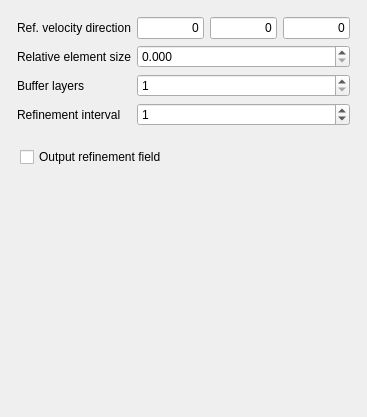
jaheyns/CfdOF, file Gui/TaskPanelCfdDynamicMeshShockRefinement.ui: the form before one commit.
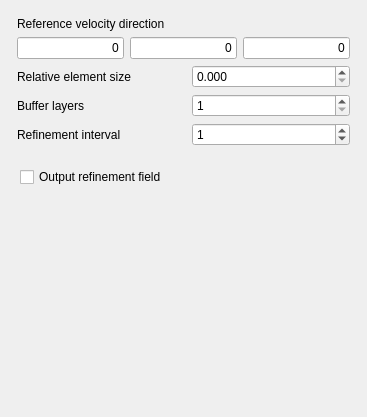
The form after the commit. Custom widgets are drawn as their Qt base class.

Commit message: Reformat task panels so that vectors are displayed consistently as three input fields horizontally

```diff
--- a/Gui/TaskPanelCfdDynamicMeshShockRefinement.ui
+++ b/Gui/TaskPanelCfdDynamicMeshShockRefinement.ui
@@ -63,95 +63,51 @@
       <property name="bottomMargin">
        <number>6</number>
       </property>
-      <item row="3" column="1">
+      <item row="6" column="1">
+       <widget class="QLabel" name="label_1">
+        <property name="text">
+         <string>Refinement interval</string>
+        </property>
+       </widget>
+      </item>
+      <item row="5" column="1">
        <widget class="QLabel" name="label">
         <property name="text">
          <string>Buffer layers</string>
         </property>
        </widget>
       </item>
-      <item row="0" column="3">
-       <widget class="Gui::InputField" name="inputReferenceVelocityX">
-        <property name="text">
-         <string>0</string>
+      <item row="5" column="3" colspan="3">
+       <widget class="QDoubleSpinBox" name="sbNumBufferLayers">
+        <property name="toolTip">
+         <string>&lt;html&gt;&lt;head/&gt;&lt;body&gt;&lt;p&gt;Number of cells layers between refinement and existing cells&lt;/p&gt;&lt;/body&gt;&lt;/html&gt;</string>
         </property>
-        <property name="alignment">
-         <set>Qt::AlignRight|Qt::AlignTrailing|Qt::AlignVCenter</set>
-        </property>
-        <property name="singleStep" stdset="0">
-         <double>0.100000000000000</double>
-        </property>
-        <property name="unit" stdset="0">
-         <string notr="true"/>
-        </property>
-        <property name="format" stdset="0">
+        <property name="decimals">
          <number>0</number>
         </property>
-       </widget>
-      </item>
-      <item row="0" column="4">
-       <widget class="Gui::InputField" name="inputReferenceVelocityY">
-        <property name="text">
-         <string>0</string>
+        <property name="minimum">
+         <double>1.000000000000000</double>
         </property>
-        <property name="alignment">
-         <set>Qt::AlignRight|Qt::AlignTrailing|Qt::AlignVCenter</set>
-        </property>
-        <property name="singleStep" stdset="0">
-         <double>0.100000000000000</double>
-        </property>
-        <property name="unit" stdset="0">
-         <string notr="true"/>
-        </property>
-        <property name="format" stdset="0">
-         <number>0</number>
-        </property>
        </widget>
       </item>
-      <item row="1" column="1">
-       <widget class="QLabel" name="label_3">
-        <property name="text">
-         <string>Relative element size</string>
-        </property>
-       </widget>
-      </item>
-      <item row="0" column="1">
+      <item row="0" column="1" colspan="5">
        <widget class="QLabel" name="label_2">
         <property name="toolTip">
          <string>Typically the far-field or input velocity (direction only)</string>
         </property>
         <property name="text">
-         <string>Ref. velocity direction</string>
+         <string>Reference velocity direction</string>
         </property>
        </widget>
       </item>
-      <item row="4" column="1">
-       <widget class="QLabel" name="label_1">
+      <item row="3" column="1">
+       <widget class="QLabel" name="label_3">
         <property name="text">
-         <string>Refinement interval</string>
+         <string>Relative element size</string>
         </property>
        </widget>
       </item>
-      <item row="0" column="5">
-       <widget class="Gui::InputField" name="inputReferenceVelocityZ">
-        <property name="text">
-         <string>0</string>
-        </property>
-        <property name="alignment">
-         <set>Qt::AlignRight|Qt::AlignTrailing|Qt::AlignVCenter</set>
-        </property>
-        <property name="singleStep" stdset="0">
-         <double>0.100000000000000</double>
-        </property>
-        <property name="unit" stdset="0">
-         <string notr="true"/>
-        </property>
-        <property name="format" stdset="0">
-         <number>0</number>
-        </property>
-       </widget>
-      </item>
-      <item row="1" column="3" colspan="3">
+      <item row="3" column="3" colspan="3">
        <widget class="QDoubleSpinBox" name="sbRelativeElementSize">
         <property name="toolTip">
          <string>&lt;html&gt;&lt;head/&gt;&lt;body&gt;&lt;p&gt;Maximum number of levels of refinement to apply&lt;/p&gt;&lt;/body&gt;&lt;/html&gt;</string>
@@ -170,20 +126,7 @@
         </property>
        </widget>
       </item>
-      <item row="3" column="3" colspan="3">
-       <widget class="QDoubleSpinBox" name="sbNumBufferLayers">
-        <property name="toolTip">
-         <string>&lt;html&gt;&lt;head/&gt;&lt;body&gt;&lt;p&gt;Number of cells layers between refinement and existing cells&lt;/p&gt;&lt;/body&gt;&lt;/html&gt;</string>
-        </property>
-        <property name="decimals">
-         <number>0</number>
-        </property>
-        <property name="minimum">
-         <double>1.000000000000000</double>
-        </property>
-       </widget>
-      </item>
-      <item row="4" column="3" colspan="3">
+      <item row="6" column="3" colspan="3">
        <widget class="QDoubleSpinBox" name="sbRefinementInterval">
         <property name="toolTip">
          <string>&lt;html&gt;&lt;head/&gt;&lt;body&gt;&lt;p&gt;Iteration interval at which to perform dynamic mesh refinement&lt;/p&gt;&lt;/body&gt;&lt;/html&gt;</string>
@@ -205,6 +148,73 @@
         </property>
        </widget>
       </item>
+      <item row="1" column="1" colspan="5">
+       <layout class="QHBoxLayout" name="horizontalLayout">
+        <property name="leftMargin">
+         <number>0</number>
+        </property>
+        <property name="topMargin">
+         <number>0</number>
+        </property>
+        <item>
+         <widget class="Gui::InputField" name="inputReferenceVelocityX">
+          <property name="text">
+           <string>0</string>
+          </property>
+          <property name="alignment">
+           <set>Qt::AlignRight|Qt::AlignTrailing|Qt::AlignVCenter</set>
+          </property>
+          <property name="singleStep" stdset="0">
+           <double>0.100000000000000</double>
+          </property>
+          <property name="unit" stdset="0">
+           <string notr="true"/>
+          </property>
+          <property name="format" stdset="0">
+           <number>0</number>
+          </property>
+         </widget>
+        </item>
+        <item>
+         <widget class="Gui::InputField" name="inputReferenceVelocityY">
+          <property name="text">
+           <string>0</string>
+          </property>
+          <property name="alignment">
+           <set>Qt::AlignRight|Qt::AlignTrailing|Qt::AlignVCenter</set>
+          </property>
+          <property name="singleStep" stdset="0">
+           <double>0.100000000000000</double>
+          </property>
+          <property name="unit" stdset="0">
+           <string notr="true"/>
+          </property>
+          <property name="format" stdset="0">
+           <number>0</number>
+          </property>
+         </widget>
+        </item>
+        <item>
+         <widget class="Gui::InputField" name="inputReferenceVelocityZ">
+          <property name="text">
+           <string>0</string>
+          </property>
+          <property name="alignment">
+           <set>Qt::AlignRight|Qt::AlignTrailing|Qt::AlignVCenter</set>
+          </property>
+          <property name="singleStep" stdset="0">
+           <double>0.100000000000000</double>
+          </property>
+          <property name="unit" stdset="0">
+           <string notr="true"/>
+          </property>
+          <property name="format" stdset="0">
+           <number>0</number>
+          </property>
+         </widget>
+        </item>
+       </layout>
+      </item>
      </layout>
     </widget>
    </item>
```
Left out of the diff: 2 changed lines with no effect on the pictures. The commit also changes 11 other files.
